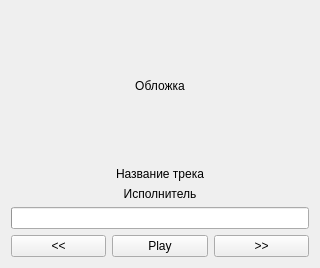
Above: res/ui/PlayerWindow.ui from kelpi-e/Raspberry-Pi-player before the change. Below: the same form after it.
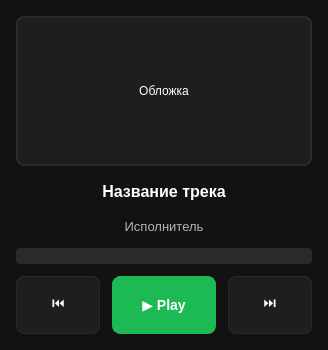
That is the form after the change.

Commit message: added cool design

The edit to the form file:
```diff
--- a/res/ui/PlayerWindow.ui
+++ b/res/ui/PlayerWindow.ui
@@ -10,8 +10,102 @@
     <height>240</height>
    </rect>
   </property>
+  <property name="styleSheet">
+   <string notr="true">QWidget#PlayerWindow {
+    background-color: #121212;
+    border-radius: 12px;
+}
+
+QLabel {
+    color: #ffffff;
+    background-color: transparent;
+}
+
+QLabel#lblCover {
+    background-color: #1e1e1e;
+    border-radius: 8px;
+    border: 2px solid #2a2a2a;
+}
+
+QLabel#lblTitle {
+    color: #ffffff;
+    font-size: 16px;
+    font-weight: 600;
+    padding: 4px;
+}
+
+QLabel#lblArtist {
+    color: #b3b3b3;
+    font-size: 13px;
+    padding: 2px;
+}
+
+QProgressBar {
+    background-color: #2a2a2a;
+    border: none;
+    border-radius: 4px;
+    height: 6px;
+    text-align: center;
+}
+
+QProgressBar::chunk {
+    background-color: #1db954;
+    border-radius: 4px;
+}
+
+QPushButton {
+    background-color: #1e1e1e;
+    color: #ffffff;
+    border: 1px solid #2a2a2a;
+    border-radius: 8px;
+    padding: 8px 16px;
+    font-size: 14px;
+    font-weight: 500;
+    min-width: 50px;
+    min-height: 40px;
+}
+
+QPushButton:hover {
+    background-color: #2a2a2a;
+    border-color: #3a3a3a;
+}
+
+QPushButton:pressed {
+    background-color: #151515;
+}
+
+QPushButton#btnPlay {
+    background-color: #1db954;
+    border-color: #1db954;
+    font-weight: 600;
+    min-width: 70px;
+}
+
+QPushButton#btnPlay:hover {
+    background-color: #1ed760;
+    border-color: #1ed760;
+}
+
+QPushButton#btnPlay:pressed {
+    background-color: #1aa34a;
+}</string>
+  </property>
   <layout class="QVBoxLayout" name="vLay">
-
+   <property name="spacing">
+    <number>12</number>
+   </property>
+   <property name="leftMargin">
+    <number>16</number>
+   </property>
+   <property name="topMargin">
+    <number>16</number>
+   </property>
+   <property name="rightMargin">
+    <number>16</number>
+   </property>
+   <property name="bottomMargin">
+    <number>16</number>
+   </property>
    <item>
     <widget class="QLabel" name="lblCover">
      <property name="minimumSize">
@@ -59,24 +153,74 @@
    </item>
 
    <item>
-    <widget class="QProgressBar" name="pb"/>
+    <widget class="QProgressBar" name="pb">
+     <property name="value">
+      <number>0</number>
+     </property>
+     <property name="textVisible">
+      <bool>false</bool>
+     </property>
+    </widget>
    </item>
-
    <item>
     <layout class="QHBoxLayout" name="hLay">
+     <property name="spacing">
+      <number>12</number>
+     </property>
      <item>
       <widget class="QPushButton" name="btnPrev">
-       <property name="text"><string>&lt;&lt;</string></property>
+       <property name="text">
+        <string>⏮</string>
+       </property>
+       <property name="toolTip">
+        <string>Назад на 5 сек</string>
+       </property>
       </widget>
      </item>
+     <item>
+      <spacer name="horizontalSpacer">
+       <property name="orientation">
+        <enum>Qt::Horizontal</enum>
+       </property>
+       <property name="sizeHint" stdset="0">
+        <size>
+         <width>40</width>
+         <height>20</height>
+        </size>
+       </property>
+      </spacer>
+     </item>
      <item>
       <widget class="QPushButton" name="btnPlay">
-       <property name="text"><string>Play</string></property>
+       <property name="text">
+        <string>▶ Play</string>
+       </property>
+       <property name="toolTip">
+        <string>Воспроизвести/Пауза</string>
+       </property>
       </widget>
      </item>
+     <item>
+      <spacer name="horizontalSpacer_2">
+       <property name="orientation">
+        <enum>Qt::Horizontal</enum>
+       </property>
+       <property name="sizeHint" stdset="0">
+        <size>
+         <width>40</width>
+         <height>20</height>
+        </size>
+       </property>
+      </spacer>
+     </item>
      <item>
       <widget class="QPushButton" name="btnNext">
-       <property name="text"><string>&gt;&gt;</string></property>
+       <property name="text">
+        <string>⏭</string>
+       </property>
+       <property name="toolTip">
+        <string>Вперед на 5 сек</string>
+       </property>
       </widget>
      </item>
     </layout>
```
Left out of the diff: 8 changed lines with no effect on the pictures. The commit also changes 1 other file.
